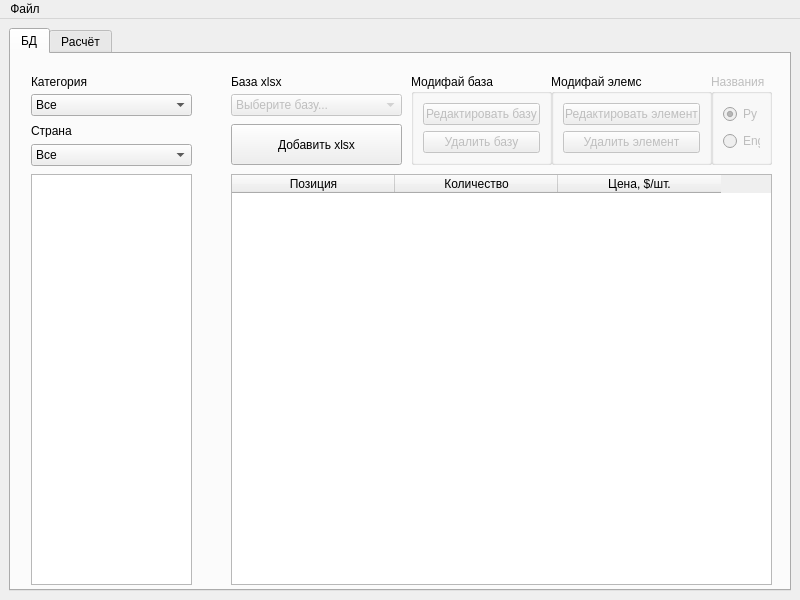
Qt form design.ui (KirillRya/AlexProject) before a commit.
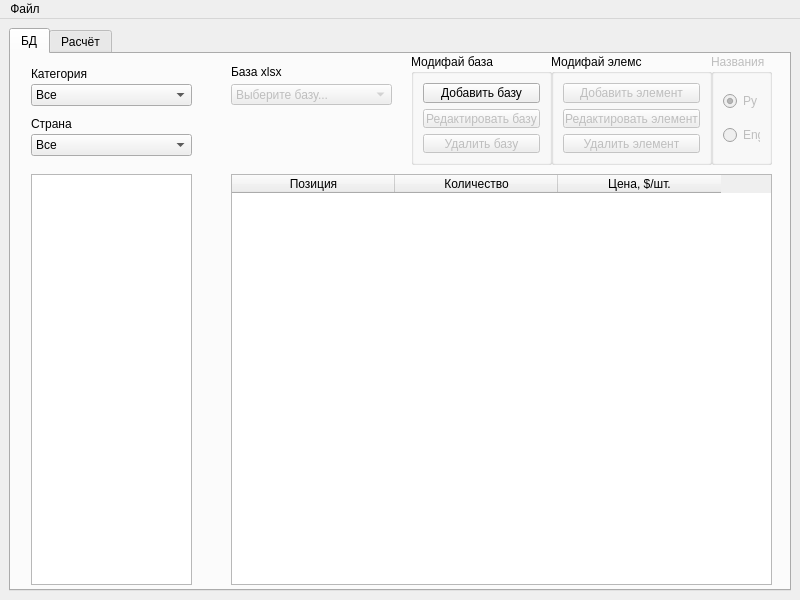
The same form after that commit.

```diff
--- a/design.ui
+++ b/design.ui
@@ -46,7 +46,7 @@
         <property name="geometry">
          <rect>
           <x>20</x>
-          <y>40</y>
+          <y>30</y>
           <width>161</width>
           <height>22</height>
          </rect>
@@ -61,9 +61,9 @@
         <property name="geometry">
          <rect>
           <x>20</x>
-          <y>20</y>
-          <width>61</width>
-          <height>16</height>
+          <y>10</y>
+          <width>161</width>
+          <height>20</height>
          </rect>
         </property>
         <property name="text">
@@ -74,9 +74,9 @@
         <property name="geometry">
          <rect>
           <x>20</x>
-          <y>70</y>
-          <width>47</width>
-          <height>13</height>
+          <y>60</y>
+          <width>161</width>
+          <height>20</height>
          </rect>
         </property>
         <property name="text">
@@ -87,7 +87,7 @@
         <property name="geometry">
          <rect>
           <x>20</x>
-          <y>90</y>
+          <y>80</y>
           <width>161</width>
           <height>22</height>
          </rect>
@@ -112,7 +112,7 @@
         <property name="geometry">
          <rect>
           <x>220</x>
-          <y>20</y>
+          <y>10</y>
           <width>91</width>
           <height>16</height>
          </rect>
@@ -128,9 +128,9 @@
         <property name="geometry">
          <rect>
           <x>220</x>
-          <y>40</y>
-          <width>171</width>
-          <height>22</height>
+          <y>30</y>
+          <width>161</width>
+          <height>21</height>
          </rect>
         </property>
         <item>
@@ -139,19 +139,6 @@
          </property>
         </item>
        </widget>
-       <widget class="QPushButton" name="addXlsBtn">
-        <property name="geometry">
-         <rect>
-          <x>220</x>
-          <y>70</y>
-          <width>171</width>
-          <height>41</height>
-         </rect>
-        </property>
-        <property name="text">
-         <string>Добавить xlsx</string>
-        </property>
-       </widget>
        <widget class="QTableWidget" name="baseInfo">
         <property name="geometry">
          <rect>
@@ -196,15 +183,25 @@
         <property name="geometry">
          <rect>
           <x>540</x>
-          <y>20</y>
+          <y>0</y>
           <width>161</width>
-          <height>91</height>
+          <height>111</height>
          </rect>
         </property>
         <property name="title">
          <string>Модифай элемс</string>
         </property>
         <layout class="QVBoxLayout" name="verticalLayout">
+         <item>
+          <widget class="QPushButton" name="addItemBtn">
+           <property name="enabled">
+            <bool>false</bool>
+           </property>
+           <property name="text">
+            <string>Добавить элемент</string>
+           </property>
+          </widget>
+         </item>
          <item>
           <widget class="QPushButton" name="changeItemBtn">
            <property name="enabled">
@@ -234,9 +231,9 @@
         <property name="geometry">
          <rect>
           <x>700</x>
-          <y>20</y>
+          <y>0</y>
           <width>61</width>
-          <height>91</height>
+          <height>111</height>
          </rect>
         </property>
         <property name="title">
@@ -266,26 +263,16 @@
         <property name="geometry">
          <rect>
           <x>400</x>
-          <y>20</y>
+          <y>0</y>
           <width>141</width>
-          <height>91</height>
+          <height>111</height>
          </rect>
         </property>
         <property name="title">
          <string>Модифай база</string>
         </property>
         <layout class="QGridLayout" name="gridLayout_2">
-         <item row="0" column="0">
-          <widget class="QPushButton" name="pushButton_2">
-           <property name="enabled">
-            <bool>false</bool>
-           </property>
-           <property name="text">
-            <string>Редактировать базу</string>
-           </property>
-          </widget>
-         </item>
-         <item row="1" column="0">
+         <item row="2" column="0">
           <widget class="QPushButton" name="deleteBaseBtn">
            <property name="enabled">
             <bool>false</bool>
@@ -295,6 +282,23 @@
            </property>
           </widget>
          </item>
+         <item row="1" column="0">
+          <widget class="QPushButton" name="pushButton_2">
+           <property name="enabled">
+            <bool>false</bool>
+           </property>
+           <property name="text">
+            <string>Редактировать базу</string>
+           </property>
+          </widget>
+         </item>
+         <item row="0" column="0">
+          <widget class="QPushButton" name="addXlsBtn">
+           <property name="text">
+            <string>Добавить базу</string>
+           </property>
+          </widget>
+         </item>
         </layout>
        </widget>
       </widget>
```
Left out of the diff: 6 changed lines with no effect on the pictures.
